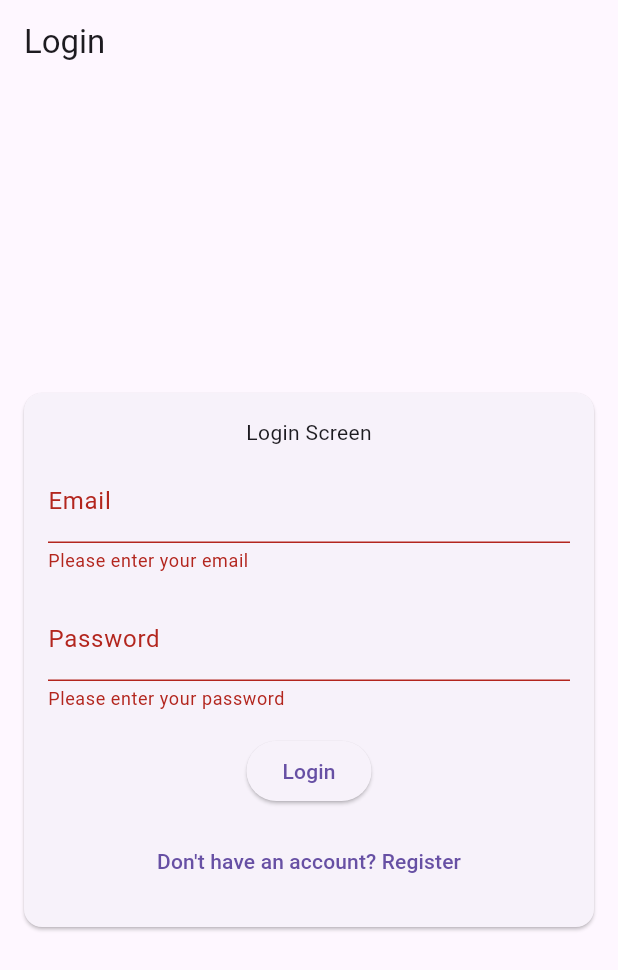
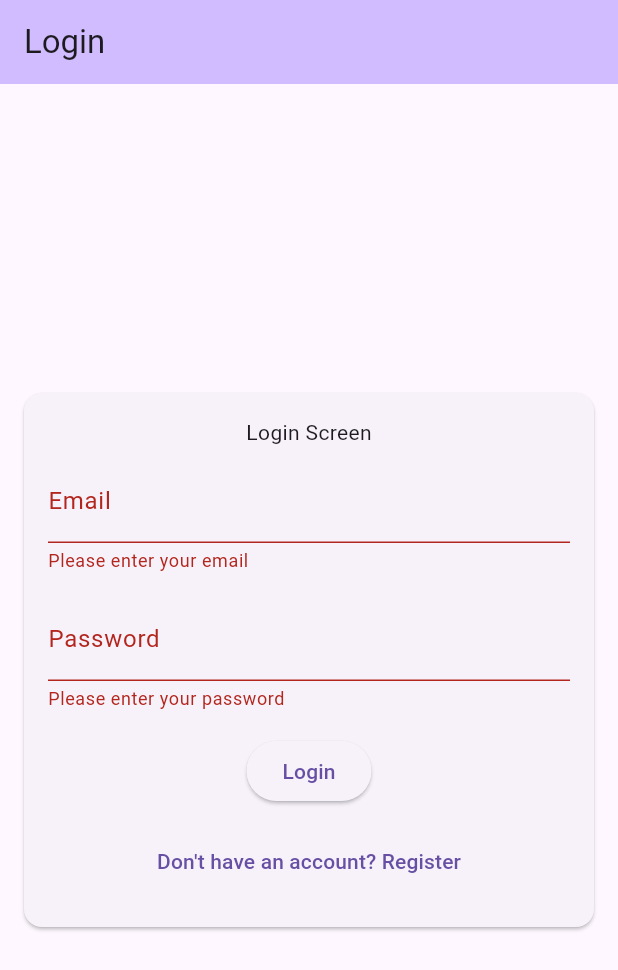
Before and after one commit to shamak24/NeuraCare, a Flutter app: the screen it shows after launch, after a tap on "Login", on a phone screen of 412 x 824 dp. Shown: the top 970 px of the screen. Run offline on Flutter 3.47's test engine with Material 3 defaults, Android fonts, the phone set to English and light mode, and no system bars; our stand-ins replace flutter_dotenv, flutter_riverpod, hive_flutter, internet_connection_checker_plus; accounts and stored records are empty.

Commit message:
some ui updates

```diff
--- a/frontend/neura_care/lib/models/vitals.dart
+++ b/frontend/neura_care/lib/models/vitals.dart
@@ -69,12 +69,12 @@ class Vitals {
       bpLow: json["bpLow"],
       heartRate: json['heartRate'],
       sugarLevel: json['sugarLevel'],
-      weight: json['weight'],
+      weight: json['weight'].toDouble(),
       cholesterol: json['cholesterol'],
       activityLevel: json['activityLevel'],
       gender: json['gender'],
       age: json['age'],
-      height: json['height'],
+      height: json['height'].toDouble(),
       smoking: json['smoking'] ?? false,
       drinking: json['drinking'] ?? false,
       sleepHours: (json['sleepHours'] ?? 0).toDouble(),
--- a/frontend/neura_care/lib/screens/auth/login.dart
+++ b/frontend/neura_care/lib/screens/auth/login.dart
@@ -1,6 +1,7 @@
 import 'package:flutter/material.dart';
 import 'package:flutter_riverpod/flutter_riverpod.dart';
 import 'package:internet_connection_checker_plus/internet_connection_checker_plus.dart';
+import 'package:neura_care/providers/diet.dart';
 import 'package:neura_care/providers/user.dart';
 import 'package:neura_care/providers/vitals.dart';
 import 'package:neura_care/screens/auth/register.dart';
@@ -54,6 +55,12 @@ class _LoginScreenState extends ConsumerState<LoginScreen> {
       } catch (e) {
         print('Error fetching vitals: $e');
       }
+      try{
+        final diet = await getUserDiet(user.token!);
+        ref.read(dietProvider.notifier).setDiet(diet);
+      }catch(e){
+        print('Error fetching diet: $e');
+      }
       ref.read(userProviderNotifier.notifier).setUser(user);
     } catch (e) {
       final msg = e.toString().replaceFirst('Exception: ', '');
@@ -68,7 +75,8 @@ class _LoginScreenState extends ConsumerState<LoginScreen> {
   @override
   Widget build(BuildContext context) {
     return Scaffold(
-      appBar: AppBar(title: const Text("Login")),
+      appBar: AppBar(title: const Text("Login"), backgroundColor:  Theme.of(context).colorScheme.inversePrimary,),
+
       body: Center(
         child: Card(
           margin: const EdgeInsets.all(16),
--- a/frontend/neura_care/lib/screens/auth/register.dart
+++ b/frontend/neura_care/lib/screens/auth/register.dart
@@ -65,7 +65,7 @@ class _RegisterScreenState extends ConsumerState<RegisterScreen> {
   @override
   Widget build(BuildContext context) {
     return Scaffold(
-      appBar: AppBar(title: const Text("Register")),
+      appBar: AppBar(title: const Text("Register"),backgroundColor:  Theme.of(context).colorScheme.inversePrimary),
       body: Center(
         child: Card(
           margin: const EdgeInsets.all(16),
--- a/frontend/neura_care/lib/screens/onboarding.dart
+++ b/frontend/neura_care/lib/screens/onboarding.dart
@@ -81,7 +81,7 @@ class _OnboardingScreenState extends ConsumerState<OnboardingScreen> {
     return Scaffold(
       appBar: AppBar(
         title: const Text('Onboarding'),
-        backgroundColor: Colors.blueAccent,
+       backgroundColor:  Theme.of(context).colorScheme.inversePrimary,
         actions: [
           IconButton(
             icon: const Icon(Icons.logout),
--- a/frontend/neura_care/lib/screens/tabs.dart
+++ b/frontend/neura_care/lib/screens/tabs.dart
@@ -36,6 +36,7 @@ class _TabsScreenState extends ConsumerState<TabsScreen> {
     return Scaffold(
       appBar: AppBar(
         title: const Text("NeuraCare"),
+        backgroundColor:  Theme.of(context).colorScheme.inversePrimary,
         actions: [
           IconButton(onPressed: (){
             Navigator.push(context, MaterialPageRoute(builder: (context) => const SettingsScreen()));
--- a/frontend/neura_care/lib/services/hive_setup.dart
+++ b/frontend/neura_care/lib/services/hive_setup.dart
@@ -12,7 +12,7 @@ Future<void> setupHive() async {
   Hive.registerAdapter(PreviousHistoryAdapter());
   Hive.registerAdapter(VitalsAdapter());
   Hive.registerAdapter(DailyMealsAdapter());
-
+  Hive.registerAdapter(CuisineTypeAdapter());
   await Hive.openBox<User>('userBox');
   await Hive.openBox<Diet>('dietBox');
   await Hive.openBox<PreviousHistory>('prevHistoryBox');
```
Also changed, not shown: frontend/neura_care/lib/models/diet.dart (+15 -1 lines), frontend/neura_care/lib/screens/inputs/diet.dart (+11 -2 lines), frontend/neura_care/lib/screens/settings.dart (+16 -7 lines), frontend/neura_care/lib/services/api.dart (+23 -2 lines), frontend/neura_care/lib/models/diet.g.dart.
